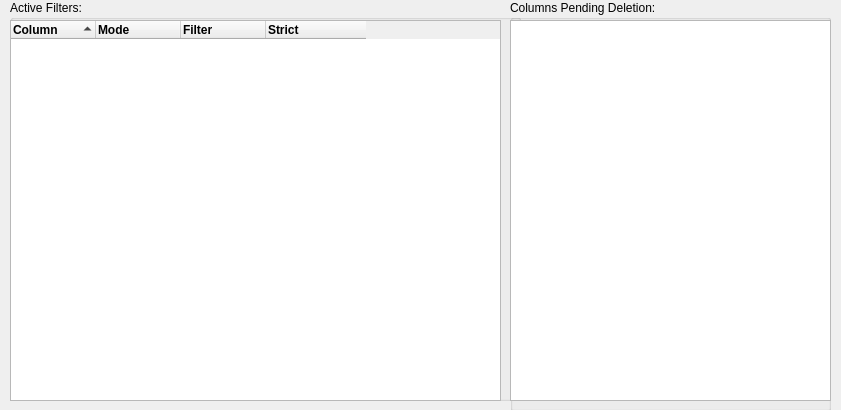
The window that ui/qt-tabwidget.ui (peperunas/XLS-Polisher) describes before a commit, drawn with Qt 5.
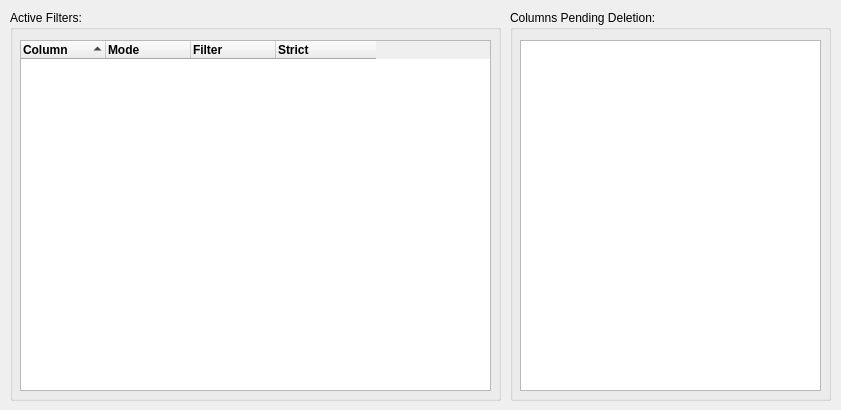
The same window after the commit.

Commit message: Fixed GUI and Qt triggered signal

```diff
--- a/ui/qt-tabwidget.ui
+++ b/ui/qt-tabwidget.ui
@@ -17,9 +17,9 @@
    <property name="geometry">
     <rect>
      <x>10</x>
-     <y>0</y>
-     <width>511</width>
-     <height>401</height>
+     <y>10</y>
+     <width>491</width>
+     <height>391</height>
     </rect>
    </property>
    <property name="title">
@@ -28,10 +28,10 @@
    <widget class="QTreeWidget" name="filterTree">
     <property name="geometry">
      <rect>
-      <x>0</x>
-      <y>20</y>
-      <width>491</width>
-      <height>381</height>
+      <x>10</x>
+      <y>30</y>
+      <width>471</width>
+      <height>351</height>
      </rect>
     </property>
     <property name="tabKeyNavigation">
@@ -120,9 +120,9 @@
    <property name="geometry">
     <rect>
      <x>510</x>
-     <y>0</y>
+     <y>10</y>
      <width>321</width>
-     <height>411</height>
+     <height>391</height>
     </rect>
    </property>
    <property name="title">
@@ -131,10 +131,10 @@
    <widget class="QListWidget" name="columnList">
     <property name="geometry">
      <rect>
-      <x>0</x>
-      <y>20</y>
-      <width>321</width>
-      <height>381</height>
+      <x>10</x>
+      <y>30</y>
+      <width>301</width>
+      <height>351</height>
      </rect>
     </property>
     <property name="alternatingRowColors">
```
The commit also changes 4 other files.
